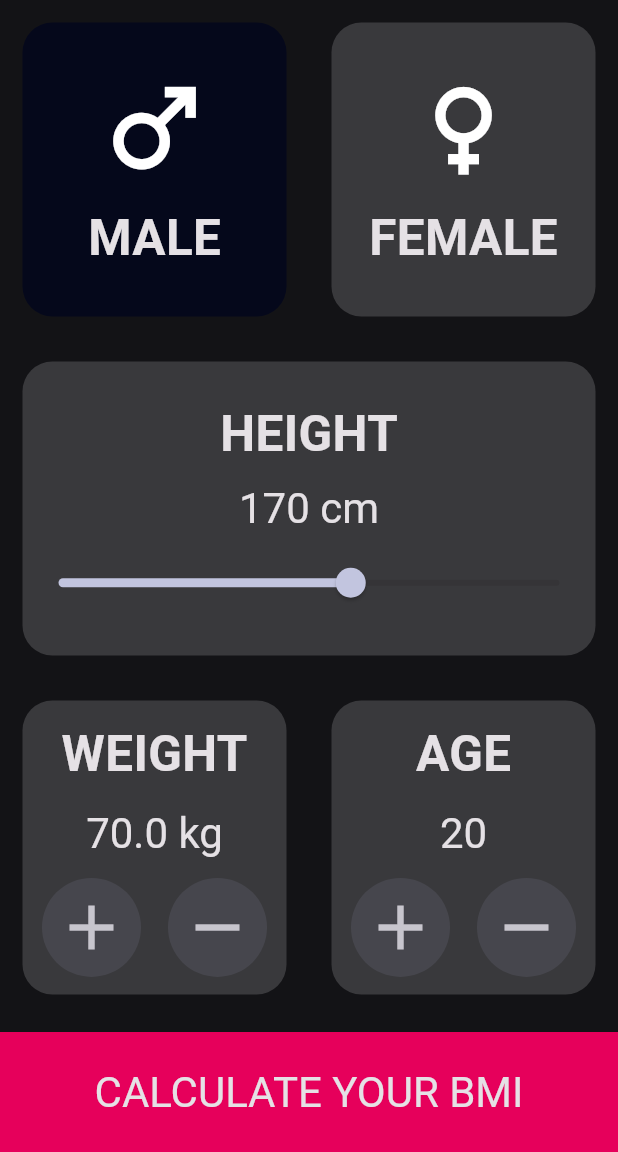
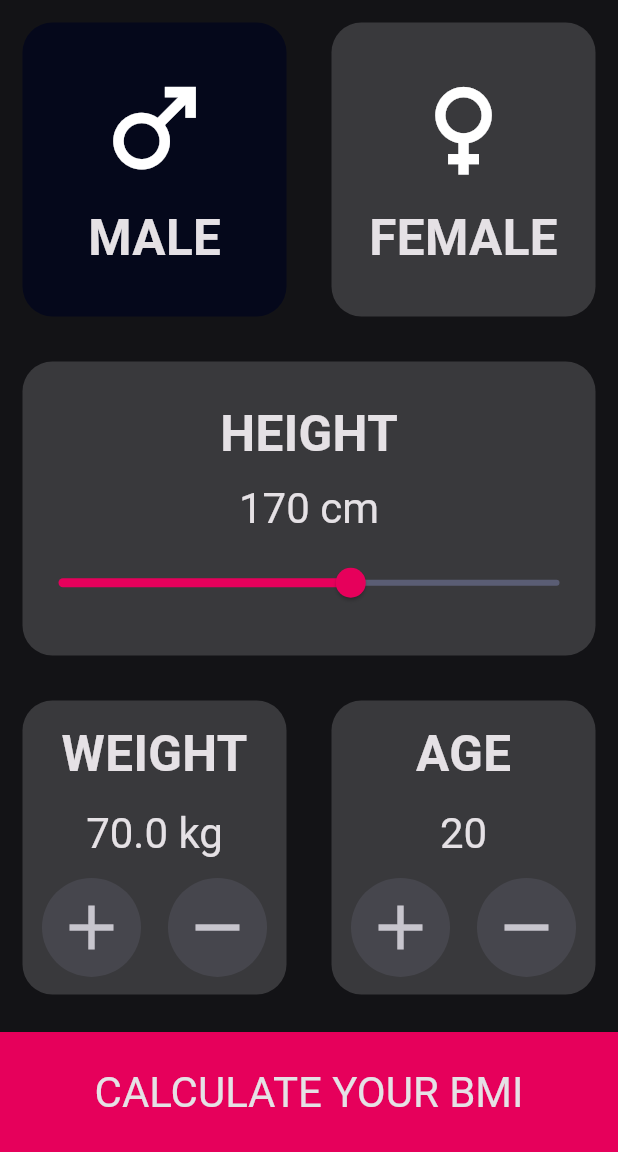
Before and after one commit to SergiuDornea/BMI-calculator, a Flutter app: the screen it shows after launch, on a phone screen of 412 x 824 dp, the part 84-1236 px from its top. Run offline on Flutter 3.47's test engine with Material 3 defaults, Android fonts, the phone set to English and light mode, and no system bars; our stand-ins replace google_fonts; Roboto replaces fonts that are missing (Abel, Aboreto).

Commit message:
slider theme

```diff
--- a/lib/input_page.dart
+++ b/lib/input_page.dart
@@ -87,6 +87,8 @@ class _InputPageState extends State<InputPage> {
                     value: height,
                     min: 100,
                     max: 220,
+                    activeColor: Theme.of(context).colorScheme.tertiaryContainer,
+                    inactiveColor: Theme.of(context).colorScheme.inversePrimary,
                     label: height.toStringAsFixed(0),
                     onChanged: (double newHeight) {
                       setState(() {
```
